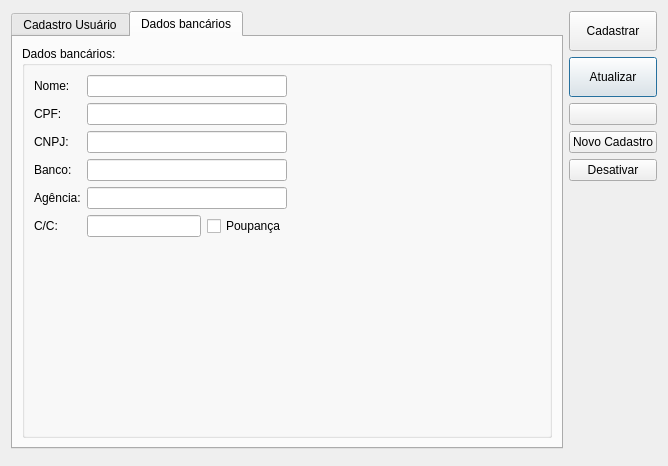
The window that ui/cadastrousuario.ui (darktorres/ERP-STACCATO) describes before a commit, drawn with Qt 5.
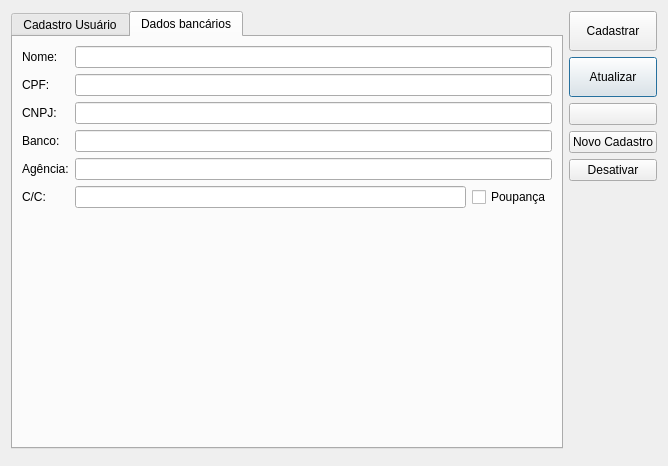
The same window after the commit. The open tabs and pages were chosen to show the change. Icons and pictures are not drawn. Custom widgets are drawn as their Qt base class.

Commit message: Adicionado campo de telefone no cadastro de usuário

```diff
--- a/ui/cadastrousuario.ui
+++ b/ui/cadastrousuario.ui
@@ -323,12 +323,6 @@
       </attribute>
       <layout class="QGridLayout" name="gridLayout_3">
        <item row="0" column="0">
-        <widget class="QGroupBox" name="groupBox_2">
-         <property name="title">
-          <string>Dados bancários:</string>
-         </property>
-         <layout class="QGridLayout" name="gridLayout_5">
-          <item row="0" column="0">
            <layout class="QGridLayout" name="gridLayout_4">
             <item row="2" column="0">
              <widget class="QLabel" name="labelBanco_4">
@@ -399,19 +393,6 @@
             </item>
            </layout>
           </item>
-          <item row="0" column="1">
-           <spacer name="horizontalSpacer">
-            <property name="orientation">
-             <enum>Qt::Horizontal</enum>
-            </property>
-            <property name="sizeHint" stdset="0">
-             <size>
-              <width>0</width>
-              <height>0</height>
-             </size>
-            </property>
-           </spacer>
-          </item>
           <item row="1" column="0">
            <spacer name="verticalSpacer_2">
             <property name="orientation">
@@ -419,14 +400,11 @@
             </property>
             <property name="sizeHint" stdset="0">
              <size>
-              <width>0</width>
-              <height>0</height>
+           <width>20</width>
+           <height>40</height>
              </size>
             </property>
            </spacer>
-          </item>
-         </layout>
-        </widget>
        </item>
       </layout>
      </widget>
@@ -435,6 +413,11 @@
   </layout>
  </widget>
  <customwidgets>
+  <customwidget>
+   <class>LineEditTel</class>
+   <extends>QLineEdit</extends>
+   <header>src/lineedittel.h</header>
+  </customwidget>
   <customwidget>
    <class>ComboBox</class>
    <extends>QComboBox</extends>
```
Left out of the diff: 247 changed lines with no effect on the pictures. Lines whose indentation alone changed are shown as unchanged. The commit also changes 2 other files.
